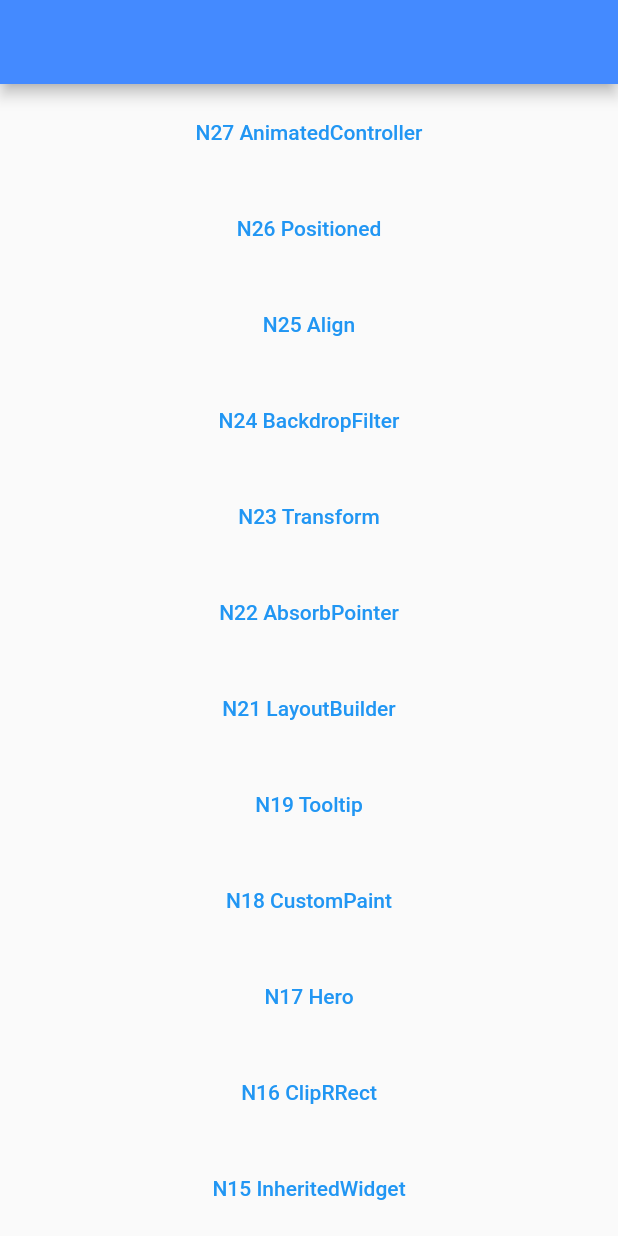
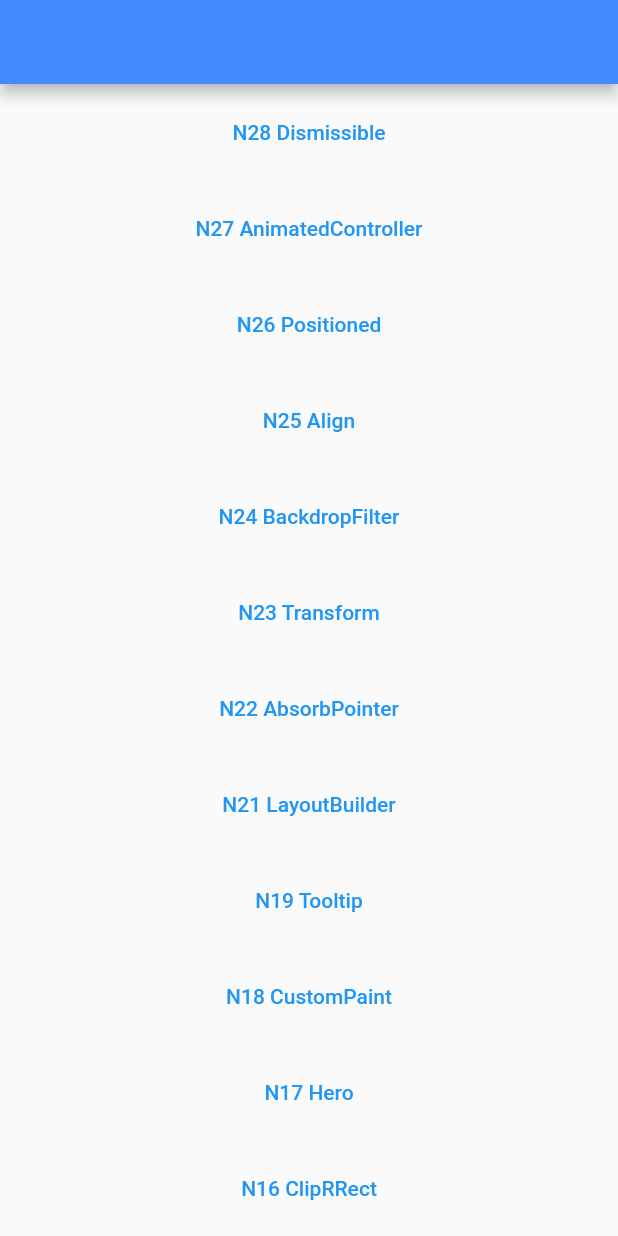
Before and after one commit to ychsue/my_flutter_test, a Flutter app: the screen it shows after launch, on a phone screen of 412 x 824 dp. Run offline on Flutter 3.47's test engine with Material 2 defaults, Android fonts, the light colour scheme and no system bars; our stand-ins replace bloc, flutter_bloc, get, transparent_image; Roboto replaces fonts that are missing (Georgia).

Commit message:
Dismissible 很好用

```diff
--- a/lib/src/route/app_pages.dart
+++ b/lib/src/route/app_pages.dart
@@ -14,6 +14,7 @@ import 'package:test2/src/route/main_screens/n24_backdrop_filter.dart';
 import 'package:test2/src/route/main_screens/n25/n25_align.dart';
 import 'package:test2/src/route/main_screens/n25/n26_positioned.dart';
 import 'package:test2/src/route/main_screens/n27_animated_builder.dart';
+import 'package:test2/src/route/main_screens/n28/n28_dismissible.dart';
 import 'package:test2/src/route/main_screens/sliver_screen.dart';
 import 'package:test2/src/route/main_screens/unknown_screen.dart';
 import 'package:test2/src/route/main_screens/welcome_screen.dart';
@@ -40,10 +41,15 @@ enum Routes {
   n25_align,
   n26_positioned,
   n27_animated_builder,
+  n28_dismissible,
 }
 
 abstract class AppPages {
   static final pages = [
+    GetPage(
+      name: Routes.n28_dismissible.toLocation,
+      page: () => N28DismissibleScreen(),
+    ),
     GetPage(
       name: Routes.n27_animated_builder.toLocation,
       page: () => N27AnimatedBuilderScreen(),
--- a/lib/src/route/main_screens/get_home_screen.dart
+++ b/lib/src/route/main_screens/get_home_screen.dart
@@ -14,6 +14,13 @@ class GetHomeScreen extends StatelessWidget {
           child: Container(
         child: ListView(
           children: [
+            Container(
+              margin: EdgeInsets.all(8.0),
+              child: TextButton(
+                  onPressed: () =>
+                      Get.toNamed(Routes.n28_dismissible.toLocation),
+                  child: Text("N28 Dismissible")),
+            ),
             Container(
               margin: EdgeInsets.all(8.0),
               child: TextButton(
```
Also changed, not shown: lib/src/route/main_screens/n28/n28_dismissible.dart (added, +54 -0 lines), lib/src/route/main_screens/n28/n28_test_list.dart (added, +15 -0 lines), 1 other file.
